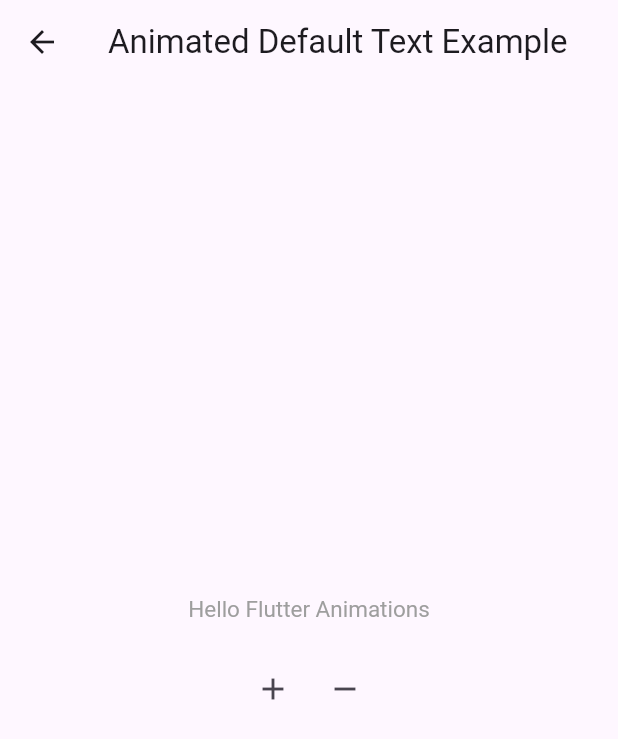
After one commit to salahsaleh1015/Flutter-Animation, a Flutter app: the screen it shows after launch, after a tap on "Animated Default Text Example", on a phone screen of 412 x 824 dp. The commit adds this screen. Shown: the top 739 px of the screen. Run offline on Flutter 3.47's test engine with Material 3 defaults, Android fonts, the phone set to English and light mode, and no system bars.

Commit message:
implement Animated Default Text Style Example

```diff
--- /dev/null
+++ b/lib/implicit_animations/animated_default_text.dart
@@ -0,0 +1,71 @@
+
+
+
+import 'package:flutter/material.dart';
+
+
+class AnimatedDefaultTextExample extends StatefulWidget {
+  const AnimatedDefaultTextExample({super.key});
+
+  @override
+  State<AnimatedDefaultTextExample> createState() => _AnimatedDefaultTextExampleState();
+}
+
+class _AnimatedDefaultTextExampleState extends State<AnimatedDefaultTextExample> {
+  double _fontSize = 15;
+  Color _color = Colors.grey;
+
+  doAnimation() {
+    setState(() {
+    _fontSize = 30;
+    _color = Colors.blue;
+    });
+  }
+  resetAnimation() {
+    setState(() {
+       _fontSize = 15;
+       _color = Colors.grey;
+    });
+  }
+  @override
+  Widget build(BuildContext context) {
+    return  Scaffold(
+      appBar: AppBar(
+        title: const Text("Animated Default Text Example"),
+      ),
+      body: Column(
+        mainAxisAlignment: MainAxisAlignment.center,
+        children: [
+          AnimatedDefaultTextStyle(
+              curve: Curves.easeInCirc,
+              style: TextStyle(
+            fontSize: _fontSize,
+            color: _color,
+
+          ), duration: const Duration(milliseconds: 400), child: const Text(" Hello Flutter Animations ")),
+         const SizedBox(
+            height: 20,
+          ),
+
+          Row(
+            mainAxisAlignment: MainAxisAlignment.center,
+            children: [
+              IconButton(onPressed: (){
+                setState(() {
+                  doAnimation();
+                });
+              }, icon: const Icon(Icons.add)),
+              IconButton(onPressed: (){
+                setState(() {
+
+                  resetAnimation();
+                });
+              }, icon: const Icon(Icons.remove))
+            ],
+          )
+
+        ],
+      ),
+    );
+  }
+}
--- a/lib/main.dart
+++ b/lib/main.dart
@@ -1,6 +1,7 @@
 import 'package:flutter/material.dart';
 import 'package:flutter_animation/implicit_animations/animated_align_example.dart';
 import 'package:flutter_animation/implicit_animations/animated_container.dart';
+import 'package:flutter_animation/implicit_animations/animated_default_text.dart';
 
 void main() {
   runApp(const MyApp());
@@ -53,6 +54,15 @@ class MainPage extends StatelessWidget {
                           builder: (context) => const AnimatedContainerExample()));
                 },
                 child: const Text("Animated Container Example")),
+            ElevatedButton(
+                onPressed: () {
+                  Navigator.push(
+                      context,
+                      MaterialPageRoute(
+                          builder: (context) => const AnimatedDefaultTextExample()));
+                },
+                child: const Text("Animated Default Text Example")),
+
           ],
         ),
       ),
```
